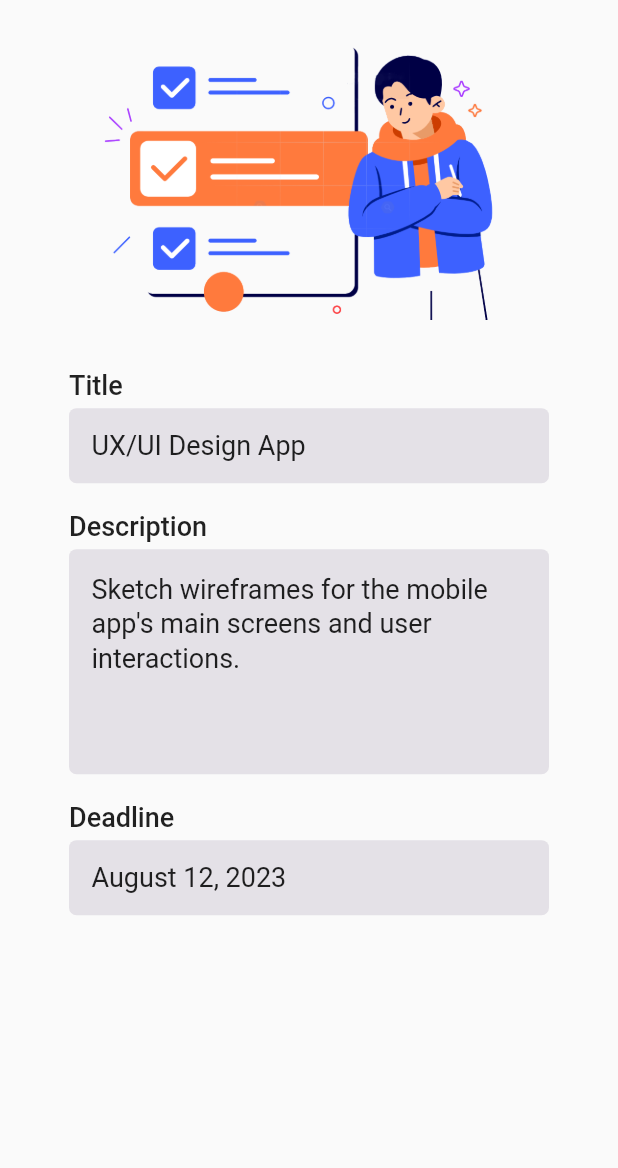
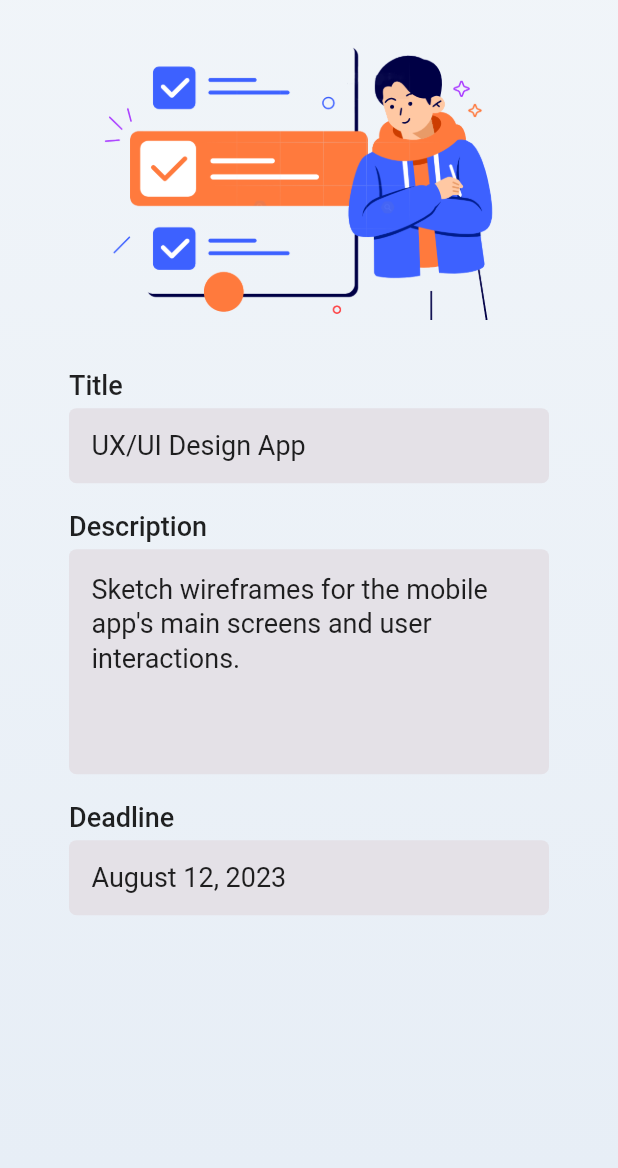
Before and after one commit to duressa-feyissa/2023-project-phase-mobile-tasks, a Flutter app: the screen it shows after launch, on a phone screen of 412 x 824 dp, the part 68-1236 px from its top. Run offline on Flutter 3.47's test engine with Material 2 defaults, Android fonts, the light colour scheme and no system bars.

Commit message:
add task detail

```diff
--- a/on-boarding/task_detail/lib/featute/presentation/screens/task_detail.dart
+++ b/on-boarding/task_detail/lib/featute/presentation/screens/task_detail.dart
@@ -13,6 +13,16 @@ class TaskDetail extends StatelessWidget {
           body: SafeArea(
         child: Container(
           height: double.infinity,
+          decoration: const BoxDecoration(
+            gradient: LinearGradient(
+              colors: [
+                Color.fromARGB(255, 241, 245, 249),
+                Color.fromARGB(255, 231, 238, 246)
+              ],
+              begin: Alignment.topCenter,
+              end: Alignment.bottomCenter,
+            ),
+          ),
           child: Expanded(
             child: Container(
               padding: const EdgeInsets.only(top: 5, left: 10, right: 10),
```
